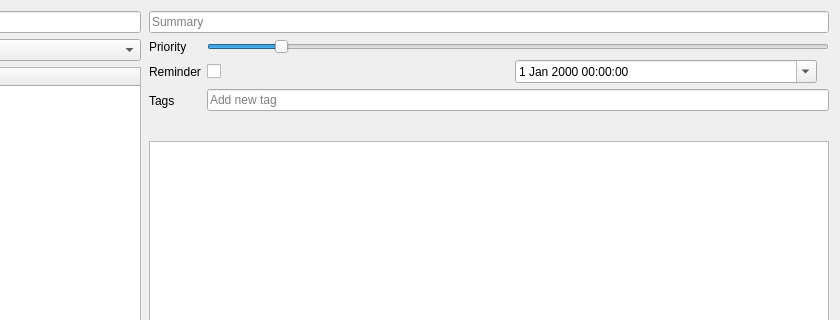
Qt form src/dialogs/tododialog.ui (pbek/QOwnNotes) before a commit; both pictures show x 209 to 1049 and y 0 to 320 of the 1049 by 735 pixel window.
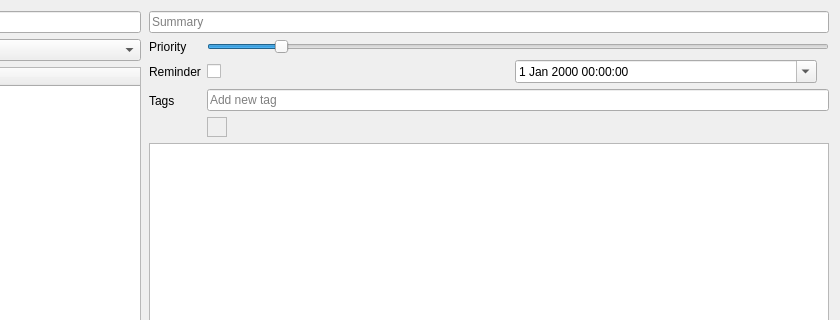
The same form after that commit. Icons and pictures are not drawn. Custom widgets are drawn as their Qt base class.

Commit message:
WIP: Tags scrollbar area
For some reason the checkbox area stretches

```diff
--- a/src/dialogs/tododialog.ui
+++ b/src/dialogs/tododialog.ui
@@ -355,8 +355,10 @@
             </item>
             <item alignment="Qt::AlignLeft|Qt::AlignTop">
              <widget class="QFrame" name="tagsFrame">
-              <layout class="QGridLayout" name="tagCloudLayout">
-              </layout>
+              <property name="frameShape">
+               <enum>QFrame::StyledPanel</enum>
+              </property>
+              <layout class="QHBoxLayout" name="tagCloudLayout"/>
              </widget>
             </item>
            </layout>
```
The commit also changes 2 other files.
